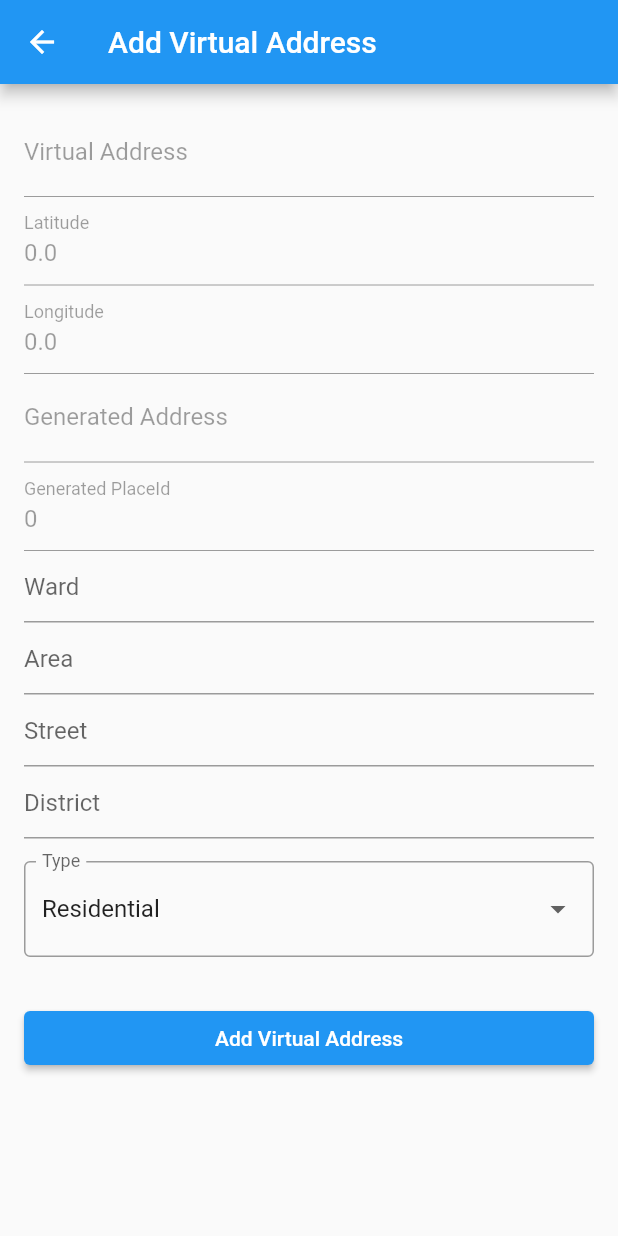
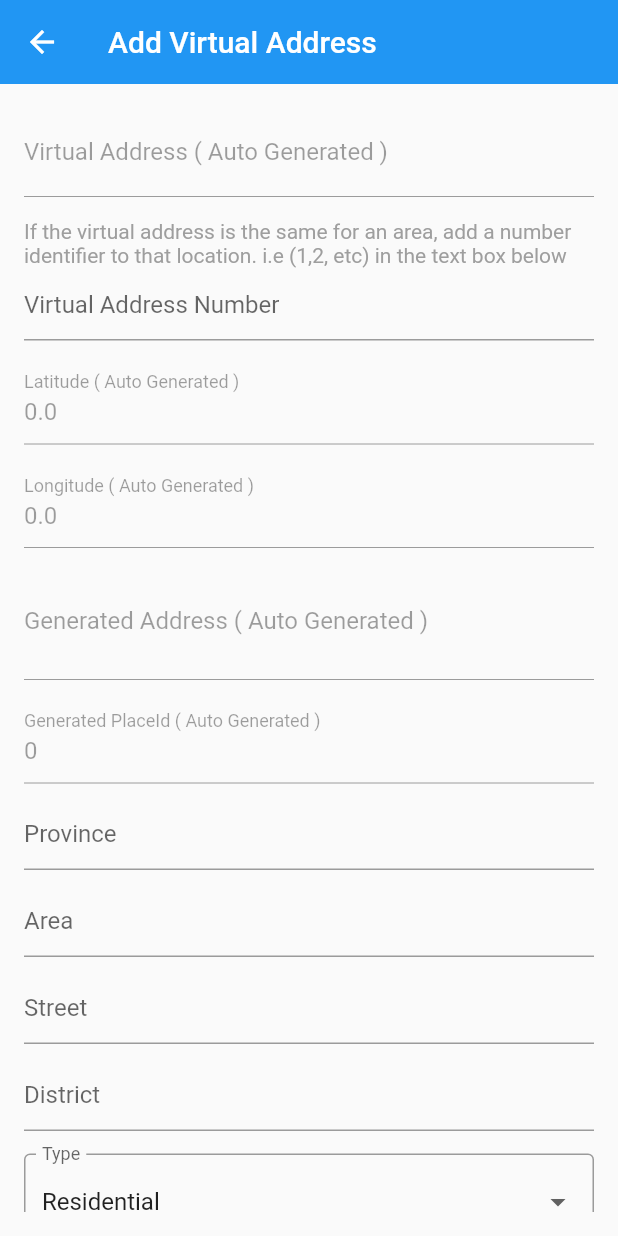
Before and after one commit to msichalwe/virtual_addressing_system_mobile_application, a Flutter app: the AddAddressScreen screen opened directly with empty values, on a phone screen of 412 x 824 dp. Run offline on Flutter 3.47's test engine with Material 2 defaults, Android fonts, the phone set to English and light mode, and no system bars; our stand-ins replace google_maps_flutter, location; missing offline and left inert: geocoding_resolver.

Commit message:
updated some functionily, bug fixes

```diff
--- a/lib/add_address_screen.dart
+++ b/lib/add_address_screen.dart
@@ -26,6 +26,7 @@ class _AddAddressScreenState extends State<AddAddressScreen> {
   late String _selectedType = 'Residential';
   String _street = '';
   String _area = '';
+  String _virtualAddressNumber = '';
   String _province = '';
   String _district = '';
   bool _isLoading = false; // For loading indicator
@@ -52,6 +53,7 @@ class _AddAddressScreenState extends State<AddAddressScreen> {
     // Example form data variables (replace these with your actual state variables)
     String street = _street;
     String area = _area;
+    String virtualAddressNumber = _virtualAddressNumber != null ? "/$_virtualAddressNumber" : "";
     String province = _province;
     String district = _district;
     int placeId = widget.placeId;
@@ -68,7 +70,7 @@ class _AddAddressScreenState extends State<AddAddressScreen> {
       "placeId" : placeId,
       "type": type,
       "virtualAddress": {
-        "name": widget.virtualAddress,
+        "name": "${widget.virtualAddress+virtualAddressNumber}",
         "lat": widget.latitude.toString(),
         "lng": widget.longitude.toString(),
       }
@@ -138,6 +140,7 @@ class _AddAddressScreenState extends State<AddAddressScreen> {
   Widget build(BuildContext context) {
     return Scaffold(
       appBar: AppBar(
+        elevation: 0,
         title: Text('Add Virtual Address'),
       ),
       body:_isLoading ? const Center(child: CircularProgressIndicator())
@@ -150,43 +153,79 @@ class _AddAddressScreenState extends State<AddAddressScreen> {
               TextField(
                 enabled: false,
                 controller: TextEditingController(text: widget.virtualAddress),
-                decoration: InputDecoration(labelText: "Virtual Address"),
+                decoration: InputDecoration(labelText: "Virtual Address ( Auto Generated )"),
+              ),
+              Padding(padding: EdgeInsets.only(top: 15, bottom: 1), child: Text("If the virtual address is the "
+                  "same for an area, add a number identifier to that location. i.e (1,2, etc) in the text box below", style: TextStyle(
+                color: Colors.grey
+              ),)),
+              TextField(
+                decoration: InputDecoration(hintText: "Virtual Address Number"),
+                controller: TextEditingController(text: "",),
+                keyboardType: TextInputType.number,
+                onChanged: (value) {
+                  _virtualAddressNumber = value;
+                },
+              ),
+              Container(
+                height: 10,
               ),
               // Latitude (Disabled)
               TextField(
                 enabled: false,
                 controller: TextEditingController(text: "${widget.latitude}"),
-                decoration: InputDecoration(labelText: "Latitude"),
+                decoration: InputDecoration(labelText: "Latitude ( Auto Generated )"),
+              ),
+              Container(
+                height: 10,
               ),
               // Longitude (Disabled)
               TextField(
                 enabled: false,
                 controller: TextEditingController(text: "${widget.longitude}"),
-                decoration: InputDecoration(labelText: "Longitude"),
+                decoration: InputDecoration(labelText: "Longitude ( Auto Generated )"),
+              ),
+              Container(
+                height: 10,
               ),
               TextField(
+                maxLines: 2,
                 enabled: false,
                 controller: TextEditingController(text: "${widget.address}"),
-                decoration: InputDecoration(labelText: "Generated Address"),
+                decoration: InputDecoration(labelText: "Generated Address ( Auto Generated )"),
+              ),
+              Container(
+                height: 10,
               ),
               TextField(
                 enabled: false,
                 controller: TextEditingController(text: "${widget.placeId}"),
-                decoration: InputDecoration(labelText: "Generated PlaceId"),
+                decoration: InputDecoration(labelText: "Generated PlaceId ( Auto Generated )"),
+              ),
+              Container(
+                height: 10,
               ),
               TextField(
-                decoration: InputDecoration(hintText: "Ward"),
+                keyboardType: TextInputType.text,
+                decoration: InputDecoration(hintText: "Province"),
                 controller: TextEditingController(text: "${widget.province}"),
                 onChanged: (value) {
                   _province = value;
                 },
               ),
+              Container(
+                height: 10,
+              ),
               // Plot Number or Address
               TextField(
+                keyboardType: TextInputType.text,
                 decoration: InputDecoration(hintText: "Area"),
                 onChanged: (value) {
                   _area = value;
                 },
+              ),
+              Container(
+                height: 10,
               ),
               // Street
               TextField(
@@ -194,6 +233,9 @@ class _AddAddressScreenState extends State<AddAddressScreen> {
                 onChanged: (value) {
                   _street = value;
                 },
+              ),
+              Container(
+                height: 10,
               ),
               // District
               TextField(
```
